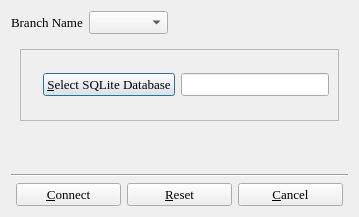
Qt form branch_s.ui (textbrowser/biblioteq) before a commit.
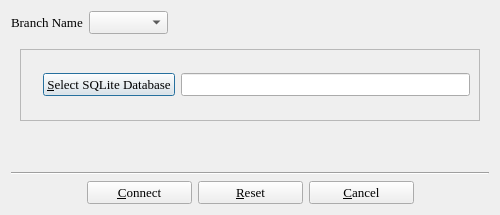
The same form after that commit. Icons and pictures are not drawn.

```diff
--- a/branch_s.ui
+++ b/branch_s.ui
@@ -5,8 +5,8 @@
    <rect>
     <x>0</x>
     <y>0</y>
-    <width>359</width>
-    <height>217</height>
+    <width>500</width>
+    <height>215</height>
    </rect>
   </property>
   <property name="font" >
```
